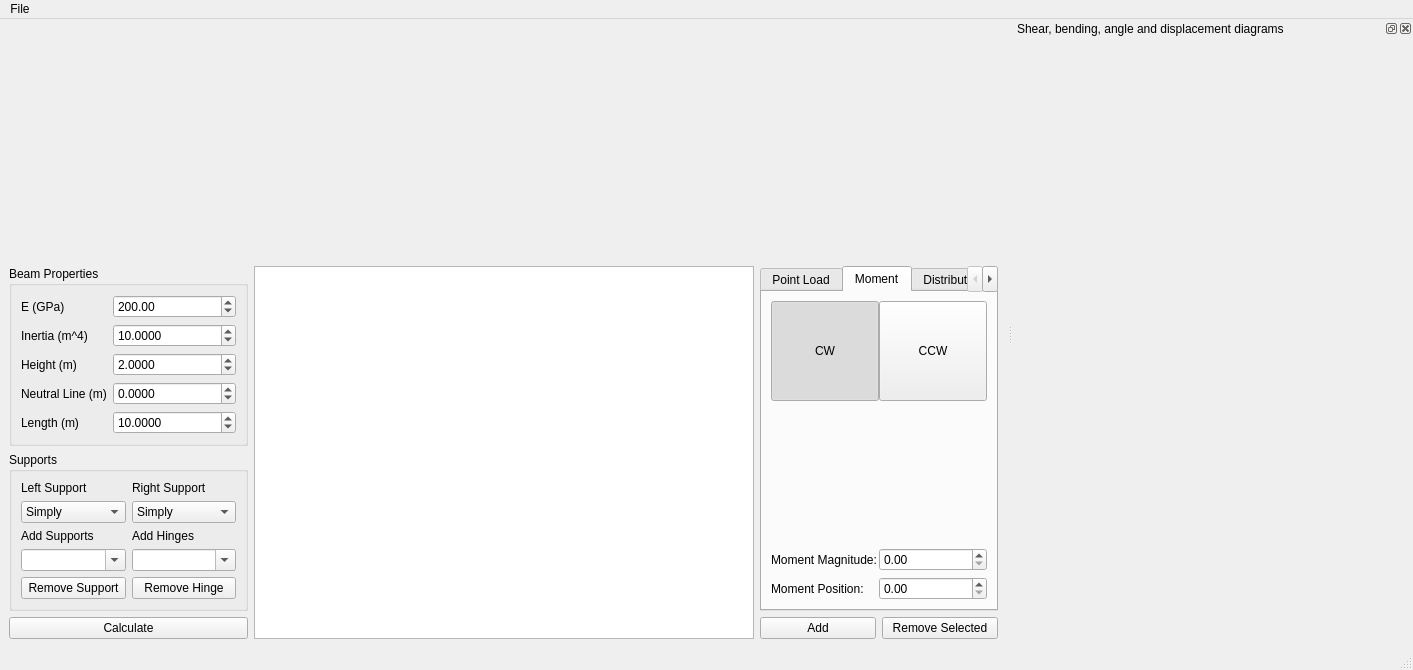
luckalmeidan/VigaPy, file beamPyUI.ui: the form before one commit.
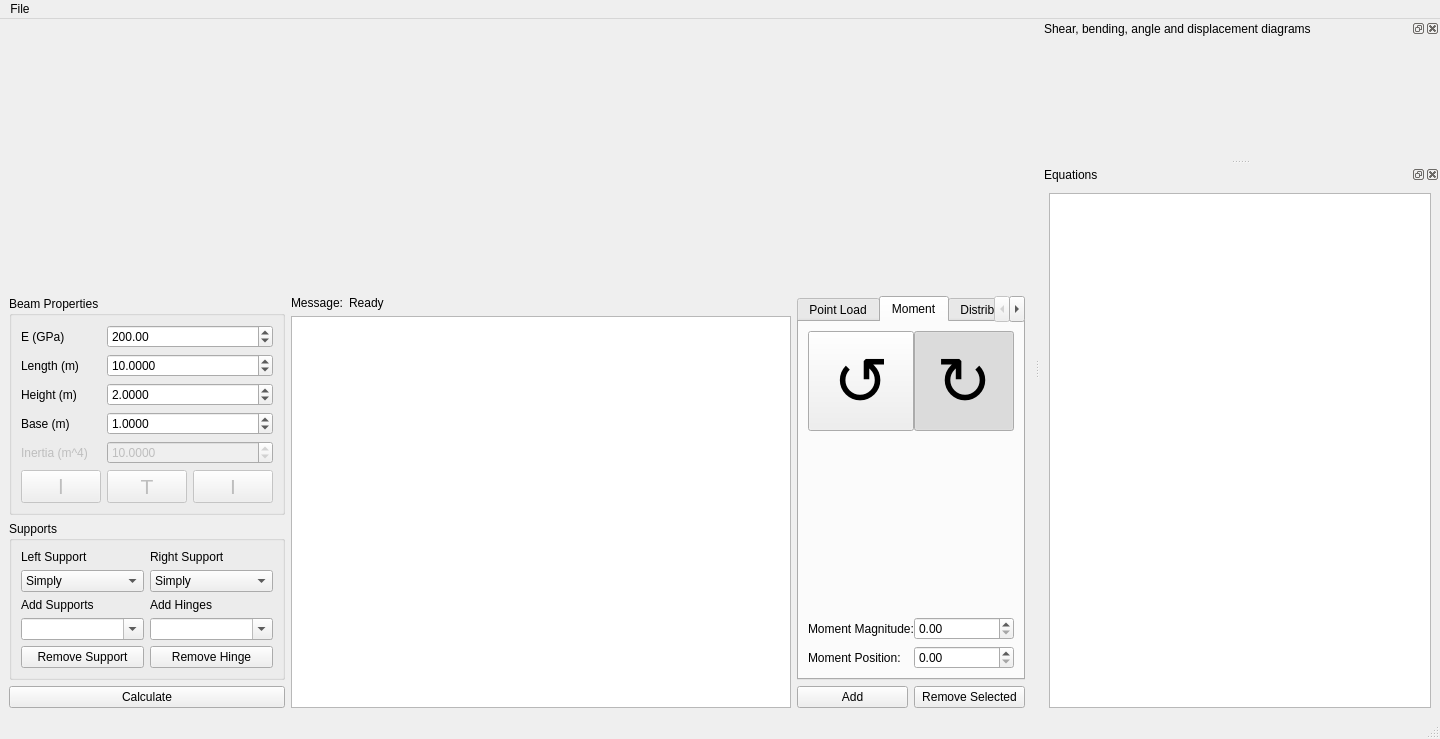
The form after the commit. The open tabs and pages were chosen to show the change.

Commit message: Added shear and maximum stress plots. Added equations tabs.

```diff
--- a/beamPyUI.ui
+++ b/beamPyUI.ui
@@ -6,8 +6,8 @@
    <rect>
     <x>0</x>
     <y>0</y>
-    <width>1413</width>
-    <height>670</height>
+    <width>1419</width>
+    <height>739</height>
    </rect>
   </property>
   <property name="windowTitle">
@@ -17,28 +17,12 @@
    <layout class="QVBoxLayout" name="verticalLayout">
     <item>
      <layout class="QGridLayout" name="main_gl">
-      <item row="1" column="1" rowspan="2">
-       <widget class="QTreeView" name="load_treeview">
-        <property name="sizePolicy">
-         <sizepolicy hsizetype="Preferred" vsizetype="Preferred">
-          <horstretch>0</horstretch>
-          <verstretch>0</verstretch>
-         </sizepolicy>
-        </property>
-        <property name="minimumSize">
-         <size>
-          <width>500</width>
-          <height>0</height>
-         </size>
-        </property>
-       </widget>
-      </item>
       <item row="0" column="0" colspan="3">
        <widget class="QWidget" name="beam_draw_widget" native="true">
         <layout class="QVBoxLayout" name="beam_draw_widget_vl"/>
        </widget>
       </item>
-      <item row="2" column="2">
+      <item row="4" column="2">
        <layout class="QHBoxLayout" name="add_remove_hl">
         <item>
          <widget class="QPushButton" name="add_load_btn">
@@ -56,7 +40,7 @@
         </item>
        </layout>
       </item>
-      <item row="1" column="0" rowspan="2">
+      <item row="2" column="0" rowspan="3">
        <layout class="QGridLayout" name="properties_supports_vl">
         <item row="1" column="0">
          <widget class="QGroupBox" name="beam_properties_gb">
@@ -64,45 +48,135 @@
            <string>Beam Properties</string>
           </property>
           <layout class="QGridLayout" name="beam_properties_gb_vl">
-           <item row="4" column="1" colspan="2">
-            <widget class="QDoubleSpinBox" name="nl_dspn">
+           <item row="7" column="1" colspan="2">
+            <widget class="QDoubleSpinBox" name="inertia_moment_dspn">
+             <property name="enabled">
+              <bool>false</bool>
+             </property>
              <property name="decimals">
               <number>4</number>
              </property>
              <property name="minimum">
-              <double>-9999.000000000000000</double>
+              <double>0.000100000000000</double>
              </property>
              <property name="maximum">
               <double>9999.000000000000000</double>
              </property>
              <property name="value">
-              <double>0.000000000000000</double>
+              <double>10.000000000000000</double>
+             </property>
+            </widget>
+           </item>
+           <item row="1" column="1" colspan="2">
+            <widget class="QDoubleSpinBox" name="length_dspn">
+             <property name="decimals">
+              <number>4</number>
+             </property>
+             <property name="minimum">
+              <double>0.000100000000000</double>
+             </property>
+             <property name="maximum">
+              <double>9999.000000000000000</double>
+             </property>
+             <property name="value">
+              <double>10.000000000000000</double>
+             </property>
+            </widget>
+           </item>
+           <item row="8" column="0">
+            <widget class="QPushButton" name="pushButton_2">
+             <property name="enabled">
+              <bool>false</bool>
+             </property>
+             <property name="font">
+              <font>
+               <pointsize>16</pointsize>
+              </font>
+             </property>
+             <property name="text">
+              <string>l</string>
              </property>
             </widget>
            </item>
            <item row="4" column="0">
+            <widget class="QLabel" name="lbl_height">
+             <property name="text">
+              <string>Height (m)</string>
+             </property>
+            </widget>
+           </item>
+           <item row="6" column="0">
             <widget class="QLabel" name="lbl_length_2">
              <property name="text">
-              <string>Neutral Line (m)</string>
+              <string>Base (m)</string>
              </property>
             </widget>
            </item>
            <item row="1" column="0">
+            <widget class="QLabel" name="lbl_length">
+             <property name="text">
+              <string>Length (m)</string>
+             </property>
+            </widget>
+           </item>
+           <item row="8" column="2">
+            <widget class="QPushButton" name="pushButton_3">
+             <property name="enabled">
+              <bool>false</bool>
+             </property>
+             <property name="font">
+              <font>
+               <pointsize>16</pointsize>
+              </font>
+             </property>
+             <property name="text">
+              <string>I</string>
+             </property>
+            </widget>
+           </item>
+           <item row="6" column="1" colspan="2">
+            <widget class="QDoubleSpinBox" name="base_dspn">
+             <property name="decimals">
+              <number>4</number>
+             </property>
+             <property name="minimum">
+              <double>0.000100000000000</double>
+             </property>
+             <property name="maximum">
+              <double>9999.000000000000000</double>
+             </property>
+             <property name="value">
+              <double>1.000000000000000</double>
+             </property>
+            </widget>
+           </item>
+           <item row="7" column="0">
             <widget class="QLabel" name="lbl_inertia_moment">
+             <property name="enabled">
+              <bool>false</bool>
+             </property>
              <property name="text">
               <string>Inertia (m^4)</string>
              </property>
             </widget>
            </item>
-           <item row="2" column="0">
-            <widget class="QLabel" name="lbl_height">
+           <item row="8" column="1">
+            <widget class="QPushButton" name="pushButton">
+             <property name="enabled">
+              <bool>false</bool>
+             </property>
+             <property name="font">
+              <font>
+               <pointsize>16</pointsize>
+              </font>
+             </property>
              <property name="text">
-              <string>Height (m)</string>
+              <string>T</string>
              </property>
             </widget>
            </item>
-           <item row="1" column="1" colspan="2">
-            <widget class="QDoubleSpinBox" name="inertia_moment_dspn">
+           <item row="4" column="1" colspan="2">
+            <widget class="QDoubleSpinBox" name="height_dpsn">
              <property name="decimals">
               <number>4</number>
              </property>
@@ -113,14 +187,7 @@
               <double>9999.000000000000000</double>
              </property>
              <property name="value">
-              <double>10.000000000000000</double>
-             </property>
-            </widget>
-           </item>
-           <item row="0" column="0">
-            <widget class="QLabel" name="lbl_young_module">
-             <property name="text">
-              <string>E (GPa)</string>
+              <double>2.000000000000000</double>
              </property>
             </widget>
            </item>
@@ -140,42 +207,10 @@
              </property>
             </widget>
            </item>
-           <item row="2" column="1" colspan="2">
-            <widget class="QDoubleSpinBox" name="height_dpsn">
-             <property name="decimals">
-              <number>4</number>
-             </property>
-             <property name="minimum">
-              <double>0.000100000000000</double>
-             </property>
-             <property name="maximum">
-              <double>9999.000000000000000</double>
-             </property>
-             <property name="value">
-              <double>2.000000000000000</double>
-             </property>
-            </widget>
-           </item>
-           <item row="5" column="0">
-            <widget class="QLabel" name="lbl_length">
+           <item row="0" column="0">
+            <widget class="QLabel" name="lbl_young_module">
              <property name="text">
-              <string>Length (m)</string>
-             </property>
-            </widget>
-           </item>
-           <item row="5" column="1" colspan="2">
-            <widget class="QDoubleSpinBox" name="length_dspn">
-             <property name="decimals">
-              <number>4</number>
-             </property>
-             <property name="minimum">
-              <double>0.000100000000000</double>
-             </property>
-             <property name="maximum">
-              <double>9999.000000000000000</double>
-             </property>
-             <property name="value">
-              <double>10.000000000000000</double>
+              <string>E (GPa)</string>
              </property>
             </widget>
            </item>
@@ -324,7 +359,7 @@
         </item>
        </layout>
       </item>
-      <item row="1" column="2">
+      <item row="2" column="2" rowspan="2">
        <widget class="QTabWidget" name="loads_tab">
         <property name="sizePolicy">
          <sizepolicy hsizetype="Preferred" vsizetype="Preferred">
@@ -493,37 +528,6 @@
           <item row="4" column="1">
            <widget class="QDoubleSpinBox" name="moment_pos_dpsn"/>
           </item>
-          <item row="0" column="1">
-           <widget class="QPushButton" name="moment_ccw_chkbtn">
-            <property name="sizePolicy">
-             <sizepolicy hsizetype="Minimum" vsizetype="Preferred">
-              <horstretch>0</horstretch>
-              <verstretch>0</verstretch>
-             </sizepolicy>
-            </property>
-            <property name="minimumSize">
-             <size>
-              <width>100</width>
-              <height>100</height>
-             </size>
-            </property>
-            <property name="maximumSize">
-             <size>
-              <width>16777215</width>
-              <height>100</height>
-             </size>
-            </property>
-            <property name="text">
-             <string>CCW</string>
-            </property>
-            <property name="checkable">
-             <bool>true</bool>
-            </property>
-            <property name="autoExclusive">
-             <bool>true</bool>
-            </property>
-           </widget>
-          </item>
           <item row="3" column="0">
            <widget class="QLabel" name="lbl_moment_pos">
             <property name="text">
@@ -542,6 +546,44 @@
            <widget class="QDoubleSpinBox" name="moment_mag_dpsn"/>
           </item>
           <item row="0" column="0">
+           <widget class="QPushButton" name="moment_ccw_chkbtn">
+            <property name="sizePolicy">
+             <sizepolicy hsizetype="Minimum" vsizetype="Preferred">
+              <horstretch>0</horstretch>
+              <verstretch>0</verstretch>
+             </sizepolicy>
+            </property>
+            <property name="minimumSize">
+             <size>
+              <width>100</width>
+              <height>100</height>
+             </size>
+            </property>
+            <property name="maximumSize">
+             <size>
+              <width>16777215</width>
+              <height>100</height>
+             </size>
+            </property>
+            <property name="font">
+             <font>
+              <pointsize>50</pointsize>
+              <weight>50</weight>
+              <bold>false</bold>
+             </font>
+            </property>
+            <property name="text">
+             <string>↺</string>
+            </property>
+            <property name="checkable">
+             <bool>true</bool>
+            </property>
+            <property name="autoExclusive">
+             <bool>true</bool>
+            </property>
+           </widget>
+          </item>
+          <item row="0" column="1">
            <widget class="QPushButton" name="moment_cw_chkbtn">
             <property name="sizePolicy">
              <sizepolicy hsizetype="Minimum" vsizetype="Preferred">
@@ -561,8 +603,13 @@
               <height>100</height>
              </size>
             </property>
+            <property name="font">
+             <font>
+              <pointsize>50</pointsize>
+             </font>
+            </property>
             <property name="text">
-             <string>CW</string>
+             <string>↻</string>
             </property>
             <property name="checkable">
              <bool>true</bool>
@@ -710,6 +757,46 @@
         </widget>
        </widget>
       </item>
+      <item row="2" column="1">
+       <layout class="QGridLayout" name="gridLayout">
+        <item row="0" column="1">
+         <widget class="QLabel" name="message_lbl">
+          <property name="text">
+           <string>Ready</string>
+          </property>
+         </widget>
+        </item>
+        <item row="0" column="0">
+         <widget class="QLabel" name="lbl_message">
+          <property name="sizePolicy">
+           <sizepolicy hsizetype="Maximum" vsizetype="Maximum">
+            <horstretch>0</horstretch>
+            <verstretch>0</verstretch>
+           </sizepolicy>
+          </property>
+          <property name="text">
+           <string>Message:</string>
+          </property>
+         </widget>
+        </item>
+       </layout>
+      </item>
+      <item row="3" column="1" rowspan="2">
+       <widget class="QTreeView" name="load_treeview">
+        <property name="sizePolicy">
+         <sizepolicy hsizetype="Preferred" vsizetype="Minimum">
+          <horstretch>0</horstretch>
+          <verstretch>0</verstretch>
+         </sizepolicy>
+        </property>
+        <property name="minimumSize">
+         <size>
+          <width>500</width>
+          <height>0</height>
+         </size>
+        </property>
+       </widget>
+      </item>
      </layout>
     </item>
    </layout>
@@ -719,7 +806,7 @@
     <rect>
      <x>0</x>
      <y>0</y>
-     <width>1413</width>
+     <width>1419</width>
      <height>21</height>
     </rect>
    </property>
@@ -767,6 +854,38 @@
     </layout>
    </widget>
   </widget>
+  <widget class="QDockWidget" name="equations_dock">
+   <property name="windowTitle">
+    <string>Equations</string>
+   </property>
+   <attribute name="dockWidgetArea">
+    <number>2</number>
+   </attribute>
+   <widget class="QWidget" name="equations_dock_contents">
+    <layout class="QVBoxLayout" name="equations_dock_contents_vl">
+     <item>
+      <widget class="QTextBrowser" name="equations_lbl">
+       <property name="font">
+        <font>
+         <family>Times New Roman</family>
+         <pointsize>12</pointsize>
+         <weight>50</weight>
+         <italic>false</italic>
+         <bold>false</bold>
+        </font>
+       </property>
+       <property name="html">
+        <string>&lt;!DOCTYPE HTML PUBLIC &quot;-//W3C//DTD HTML 4.0//EN&quot; &quot;http://www.w3.org/TR/REC-html40/strict.dtd&quot;&gt;
+&lt;html&gt;&lt;head&gt;&lt;meta name=&quot;qrichtext&quot; content=&quot;1&quot; /&gt;&lt;style type=&quot;text/css&quot;&gt;
+p, li { white-space: pre-wrap; }
+&lt;/style&gt;&lt;/head&gt;&lt;body style=&quot; font-family:'Times New Roman'; font-size:12pt; font-weight:400; font-style:normal;&quot;&gt;
+&lt;p style=&quot;-qt-paragraph-type:empty; margin-top:0px; margin-bottom:0px; margin-left:0px; margin-right:0px; -qt-block-indent:0; text-indent:0px; font-size:14pt;&quot;&gt;&lt;br /&gt;&lt;/p&gt;&lt;/body&gt;&lt;/html&gt;</string>
+       </property>
+      </widget>
+     </item>
+    </layout>
+   </widget>
+  </widget>
  </widget>
  <resources/>
  <connections/>
```
Left out of the diff: 100 changed lines with no effect on the pictures. The commit also changes 375 other files.
